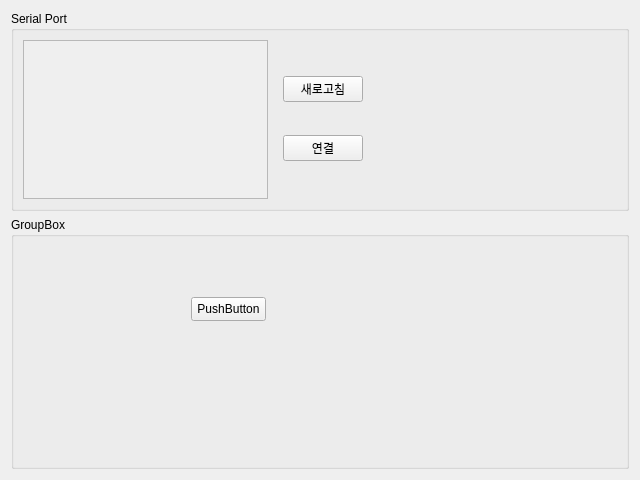
minimirror1/remote_gui, file src/ui/setting_page.ui: the form before one commit.
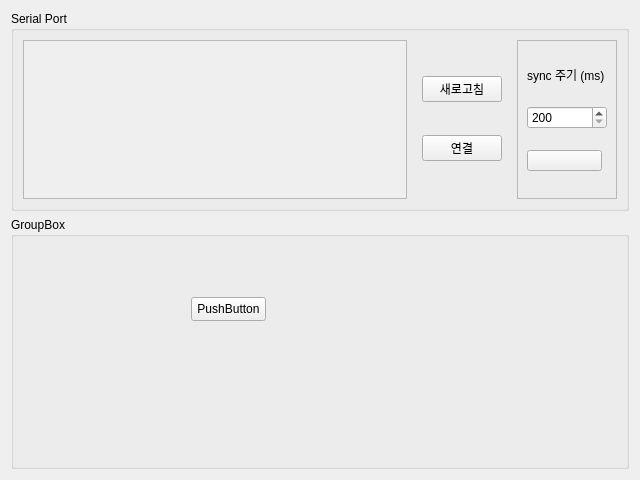
The form after the commit. Icons and pictures are not drawn.

Commit message: main_0.0.2v_상태 sync

```diff
--- a/src/ui/setting_page.ui
+++ b/src/ui/setting_page.ui
@@ -36,7 +36,7 @@
           <rect>
            <x>0</x>
            <y>0</y>
-           <width>247</width>
+           <width>391</width>
            <height>162</height>
           </rect>
          </property>
@@ -64,17 +64,102 @@
        </widget>
       </item>
       <item>
-       <spacer name="horizontalSpacer">
-        <property name="orientation">
-         <enum>Qt::Orientation::Horizontal</enum>
-        </property>
-        <property name="sizeHint" stdset="0">
+       <widget class="QFrame" name="frame">
+        <property name="minimumSize">
          <size>
-          <width>245</width>
-          <height>20</height>
+          <width>100</width>
+          <height>0</height>
          </size>
         </property>
-       </spacer>
+        <property name="layoutDirection">
+         <enum>Qt::LayoutDirection::LeftToRight</enum>
+        </property>
+        <property name="frameShape">
+         <enum>QFrame::Shape::StyledPanel</enum>
+        </property>
+        <property name="frameShadow">
+         <enum>QFrame::Shadow::Raised</enum>
+        </property>
+        <layout class="QVBoxLayout" name="verticalLayout_3">
+         <item>
+          <widget class="QLabel" name="label">
+           <property name="minimumSize">
+            <size>
+             <width>0</width>
+             <height>20</height>
+            </size>
+           </property>
+           <property name="maximumSize">
+            <size>
+             <width>16777215</width>
+             <height>20</height>
+            </size>
+           </property>
+           <property name="text">
+            <string>sync 주기 (ms)</string>
+           </property>
+          </widget>
+         </item>
+         <item>
+          <widget class="QSpinBox" name="sync_ms_spinBox">
+           <property name="minimum">
+            <number>200</number>
+           </property>
+           <property name="maximum">
+            <number>5000</number>
+           </property>
+           <property name="singleStep">
+            <number>5</number>
+           </property>
+          </widget>
+         </item>
+         <item>
+          <widget class="QPushButton" name="sync_enable">
+           <property name="minimumSize">
+            <size>
+             <width>75</width>
+             <height>21</height>
+            </size>
+           </property>
+           <property name="maximumSize">
+            <size>
+             <width>75</width>
+             <height>21</height>
+            </size>
+           </property>
+           <property name="text">
+            <string/>
+           </property>
+           <property name="icon">
+            <iconset resource="../resources/icons/_icons.qrc">
+             <normaloff>:/font_awesome_solid/icons/user/Checkbox_Off.png</normaloff>
+             <normalon>:/font_awesome_solid/icons/user/Checkbox_On.png</normalon>
+             <disabledoff>:/font_awesome_solid/icons/user/Checkbox_Off.png</disabledoff>
+             <disabledon>:/font_awesome_solid/icons/user/Checkbox_On.png</disabledon>
+             <activeoff>:/font_awesome_solid/icons/user/Checkbox_Off.png</activeoff>
+             <activeon>:/font_awesome_solid/icons/user/Checkbox_On.png</activeon>
+             <selectedoff>:/font_awesome_solid/icons/user/Checkbox_Off.png</selectedoff>
+             <selectedon>:/font_awesome_solid/icons/user/Checkbox_On.png</selectedon>:/font_awesome_solid/icons/user/Checkbox_Off.png</iconset>
+           </property>
+           <property name="iconSize">
+            <size>
+             <width>75</width>
+             <height>75</height>
+            </size>
+           </property>
+           <property name="checkable">
+            <bool>true</bool>
+           </property>
+           <property name="checked">
+            <bool>false</bool>
+           </property>
+           <property name="autoRepeat">
+            <bool>false</bool>
+           </property>
+          </widget>
+         </item>
+        </layout>
+       </widget>
       </item>
      </layout>
     </widget>
```
Left out of the diff: 4 changed lines with no effect on the pictures. The commit also changes 8 other files.
